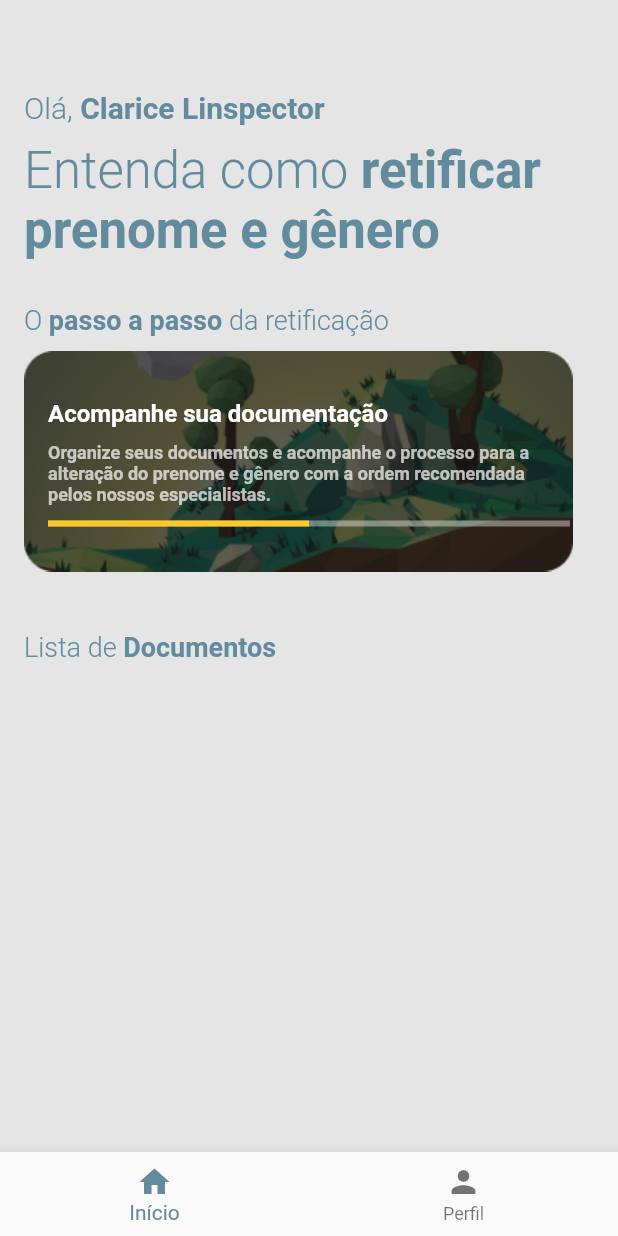
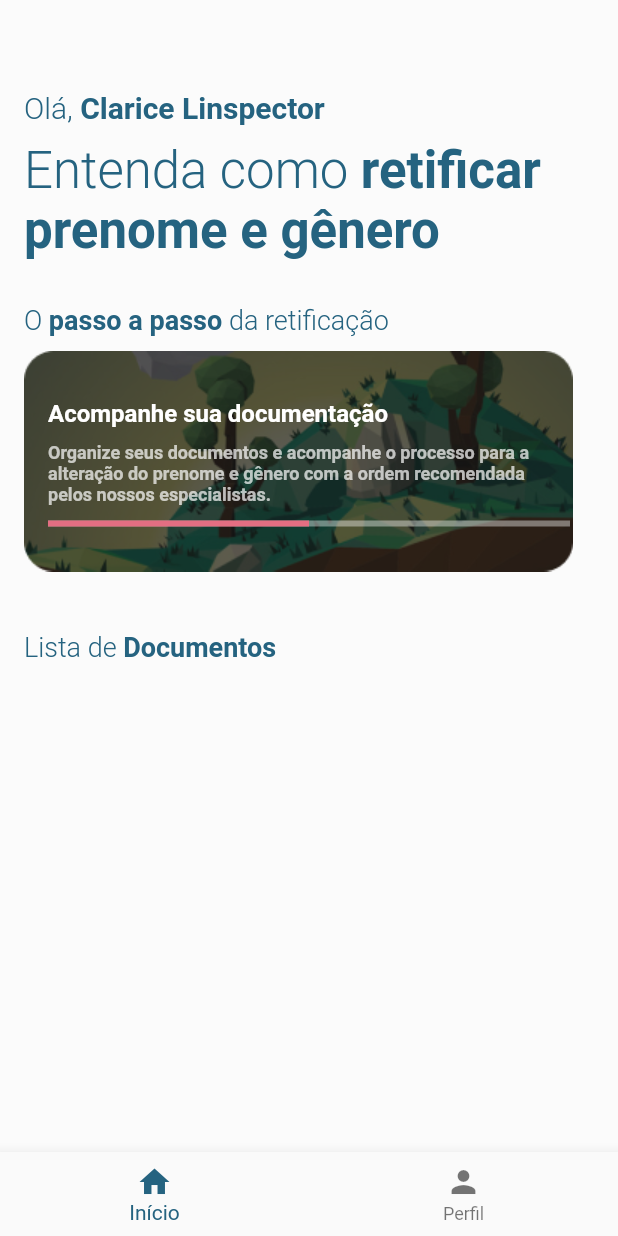
Before and after one commit to ambitencourt/ods10, a Flutter app: the screen it shows after launch, on a phone screen of 412 x 824 dp. Run offline on Flutter 3.47's test engine with Material 2 defaults, Android fonts, the phone set to English and light mode, and no system bars; our stand-ins replace flutter_mobx, flutter_modular, google_fonts, mobx, percent_indicator; generated files the repository leaves out were written again; Roboto replaces fonts that are missing (Ubuntu).

Commit message:
updates app colors

```diff
--- a/lib/app/common/resources/app_colors.dart
+++ b/lib/app/common/resources/app_colors.dart
@@ -1,9 +1,13 @@
 import 'package:flutter/material.dart';
 
 class AppColors {
-  static const Color primary = Color(0xff628B9E);
-  static const Color secondary = Color(0xffFFC727);
-  static const Color background = Color(0xffE5E5E5);
+  static const Color primary = Color(0xff256380);
+  static const Color secondary = Color(0xffE36E82);
+  static const Color pending = Color(0xffD03363);
+  static const Color requested = Color(0xff2C61B0);
+  static const Color free = Color(0xff86249E);
+  static const Color received = Color(0x1C7A2F);
+  static const Color background = Color(0xffFBFBFB);
   static const Color white = Color(0xffFFFFFF);
   static const Color whiteOpacity = Color(0xffBDBDBD);
 }
```
